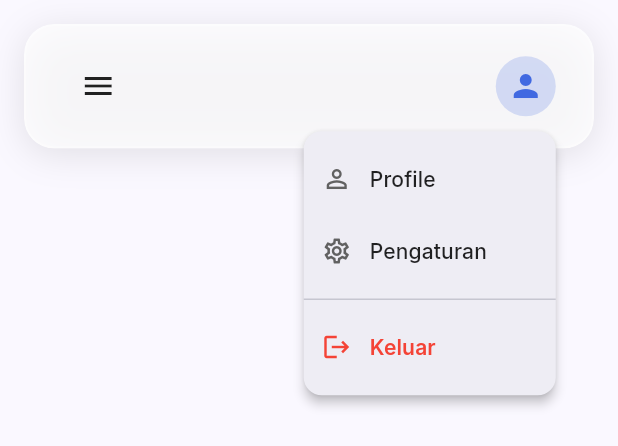
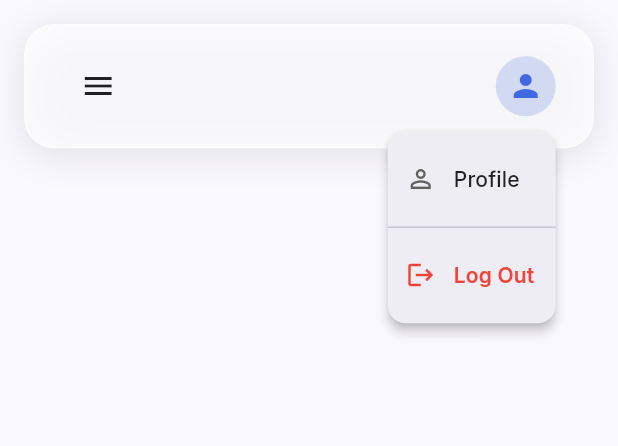
Before and after one commit to UnitActivity/Unit-Activity, a Flutter app: the AdminHeader widget shown alone on an empty page, opened directly, after a tap on the "person" icon, on a phone screen of 412 x 824 dp. Shown: the top 446 px of the screen. Run offline on Flutter 3.47's test engine with Material 3 defaults, Android fonts, the phone set to English and light mode, and no system bars; our stand-ins replace device_preview, flutter_dotenv, google_fonts, supabase_flutter; accounts and stored records are empty.

```diff
--- a/lib/components/admin_header.dart
+++ b/lib/components/admin_header.dart
@@ -105,19 +105,6 @@ class AdminHeader extends StatelessWidget {
             ],
           ),
         ),
-        PopupMenuItem<String>(
-          value: 'settings',
-          child: Row(
-            children: [
-              Icon(Icons.settings_outlined, size: 20, color: Colors.grey[700]),
-              const SizedBox(width: 12),
-              Text(
-                'Pengaturan',
-                style: GoogleFonts.inter(fontSize: 14, color: Colors.black87),
-              ),
-            ],
-          ),
-        ),
         const PopupMenuDivider(),
         PopupMenuItem<String>(
           value: 'logout',
@@ -126,7 +113,7 @@ class AdminHeader extends StatelessWidget {
               const Icon(Icons.logout, size: 20, color: Colors.red),
               const SizedBox(width: 12),
               Text(
-                'Keluar',
+                'Log Out',
                 style: GoogleFonts.inter(
                   fontSize: 14,
                   color: Colors.red,
@@ -142,8 +129,6 @@ class AdminHeader extends StatelessWidget {
           onLogout!();
         } else if (value == 'profile') {
           // TODO: Navigate to profile
-        } else if (value == 'settings') {
-          // TODO: Navigate to settings
         }
       },
     );
```
